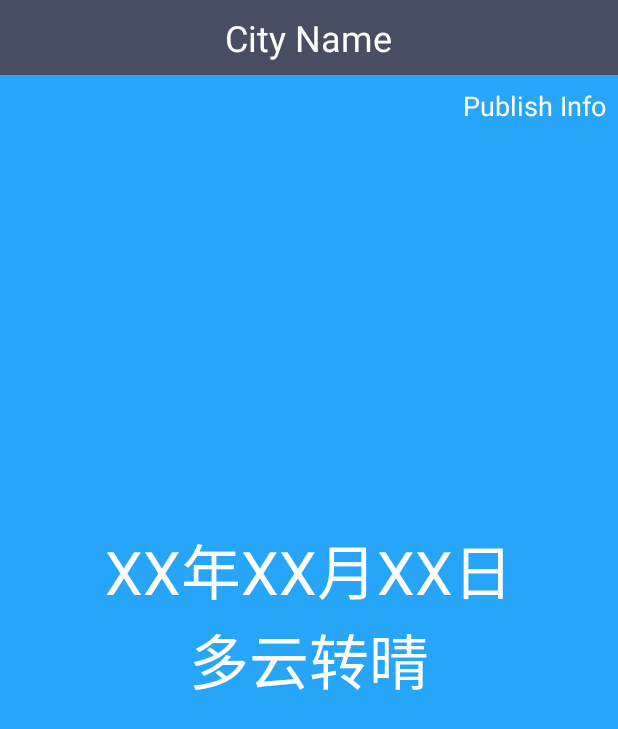
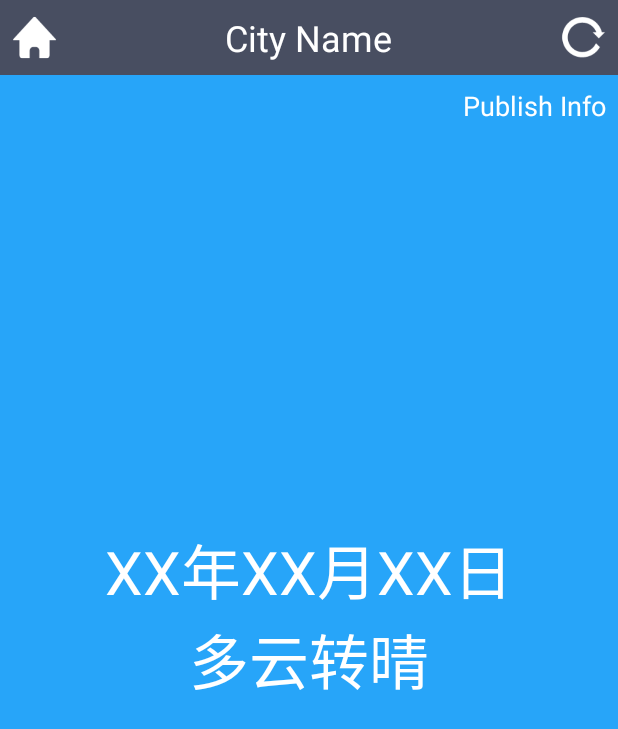
Before and after one commit to HatCloud/CoolWeather, an Android app: the layout weather_layout.xml on its own in the app's theme, with its tools: preview values and no code run, on a phone screen of 412 x 824 dp. Shown: the top 729 px of the screen. Run offline under Robolectric (Android 15) with nearby library versions, the phone set to English and light mode, and no system bars.

Commit message:
新增切换城市和手动更新天气的功能

```diff
--- a/app/src/main/res/layout/weather_layout.xml
+++ b/app/src/main/res/layout/weather_layout.xml
@@ -8,6 +8,14 @@
         android:layout_width="match_parent"
         android:layout_height="50dp">
 
+        <Button
+            android:id="@+id/switch_city"
+            android:layout_centerVertical="true"
+            android:layout_marginLeft="8dp"
+            android:background="@drawable/home"
+            android:layout_width="30dp"
+            android:layout_height="30dp" />
+
         <TextView
             android:id="@+id/city_name"
             android:layout_centerInParent="true"
@@ -16,6 +24,15 @@
             android:textSize="24sp"
             android:layout_width="wrap_content"
             android:layout_height="wrap_content" />
+
+        <Button
+            android:id="@+id/refresh_weather"
+            android:layout_centerVertical="true"
+            android:layout_marginRight="8dp"
+            android:layout_alignParentRight="true"
+            android:background="@drawable/refresh"
+            android:layout_width="30dp"
+            android:layout_height="30dp" />
 
     </RelativeLayout>
 
```
Also changed, not shown: app/src/main/java/com/jeff/coolweather/activity/ChooseAreaActivity.java (+13 -1 lines), app/src/main/java/com/jeff/coolweather/activity/WeatherActivity.java (+39 -2 lines), app/src/main/res/drawable/home.png (added), app/src/main/res/drawable/refresh.png (added).
